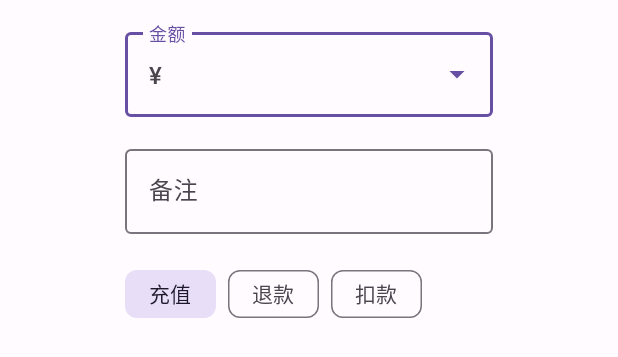
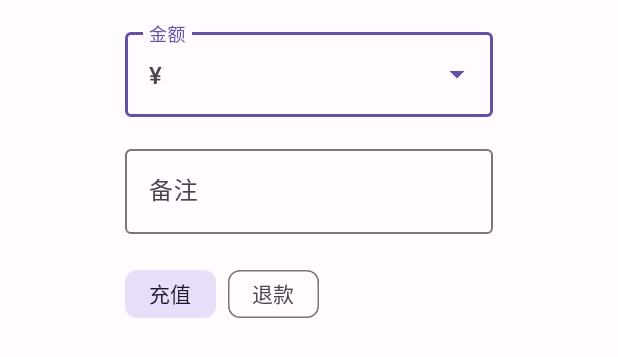
Before and after one commit to Airomeo/CDMS, an Android app: the layout agent_transfer.xml on its own in the app's theme, with its tools: preview values and no code run, on a phone screen of 412 x 824 dp. Shown: the top 357 px of the screen. Run offline under Robolectric (Android 15) with nearby library versions, the phone set to English and light mode, and no system bars.

Commit message:
Fix: 修复上级为下级充值

```diff
--- a/app/src/main/java/app/i/cdms/api/ApiService.kt
+++ b/app/src/main/java/app/i/cdms/api/ApiService.kt
@@ -114,7 +114,7 @@ interface ApiService {
         @Query("userId") userId: Int
     ): Response<YiDaBaseResponse<Any>>
 
-    @GET
+    @PUT
     suspend fun transfer(
         @Url url: String = Constant.API_TRANSFER,
         @Query("toUserId") toUserId: Int,
--- a/app/src/main/res/layout/agent_transfer.xml
+++ b/app/src/main/res/layout/agent_transfer.xml
@@ -73,11 +73,5 @@
             android:tag="@string/transfer_refund_type"
             android:text="@string/transfer_refund" />
 
-        <com.google.android.material.chip.Chip
-            style="@style/Widget.Material3.Chip.Suggestion"
-            android:layout_width="wrap_content"
-            android:layout_height="wrap_content"
-            android:tag="@string/transfer_deduction_type"
-            android:text="@string/transfer_deduction" />
     </com.google.android.material.chip.ChipGroup>
 </androidx.constraintlayout.widget.ConstraintLayout>
--- a/app/src/main/res/values/strings.xml
+++ b/app/src/main/res/values/strings.xml
@@ -172,8 +172,6 @@
     <string name="transfer_recharge_type">CZ</string>
     <string name="transfer_refund">退款</string>
     <string name="transfer_refund_type">TK</string>
-    <string name="transfer_deduction">扣款</string>
-    <string name="transfer_deduction_type">KK</string>
 
     <string name="action_settings">设置</string>
     <string name="action_sort">排序</string>
```
